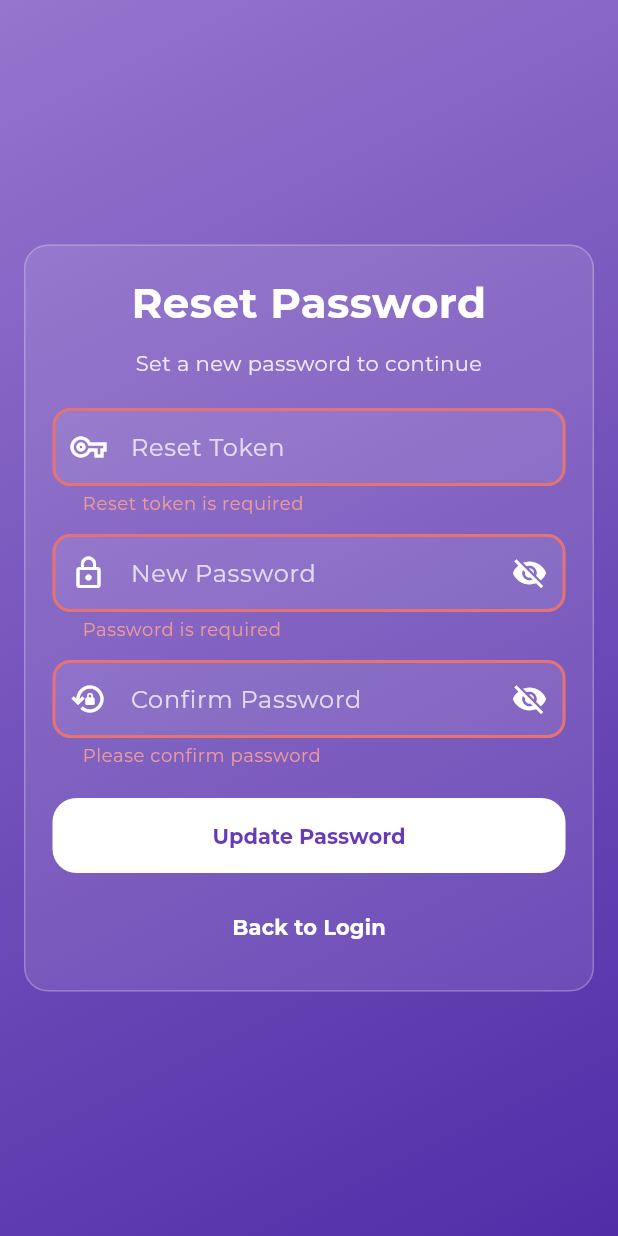
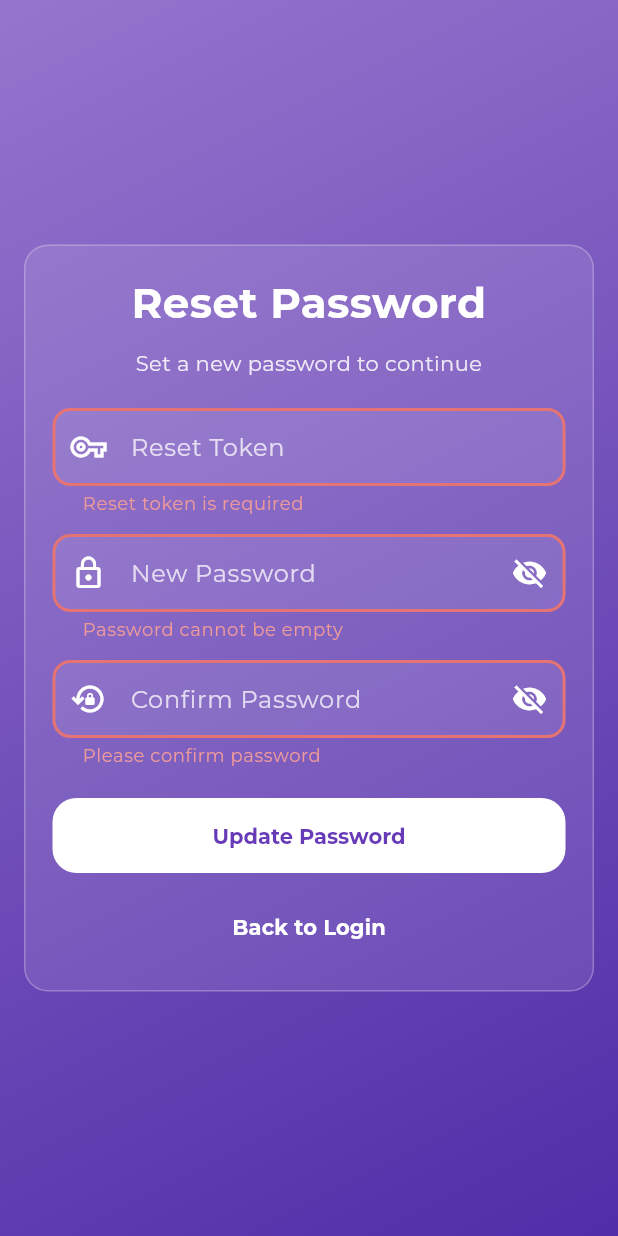
Before and after one commit to rojitalemagar/bhet_ghat_app, a Flutter app: the ResetPasswordScreen screen opened by its route, after a tap on "Update Password", on a phone screen of 412 x 824 dp. Run offline on Flutter 3.47's test engine with Material 3 defaults, Android fonts, the phone set to English and light mode, and no system bars; our stand-ins replace app_links, hive, hive_flutter, image_picker, sensors_plus; accounts and stored records are empty.

Commit message:
Reuse password validation on reset screen

```diff
--- a/lib/presentation/screens/reset_password_screen.dart
+++ b/lib/presentation/screens/reset_password_screen.dart
@@ -2,6 +2,7 @@ import 'package:flutter/material.dart';
 import 'package:provider/provider.dart';
 
 import '../../core/constants/app_constants.dart';
+import '../../core/utils/validation_utils.dart';
 import '../controllers/auth_controller.dart';
 
 class ResetPasswordScreen extends StatefulWidget {
@@ -169,15 +170,8 @@ class _ResetPasswordScreenState extends State<ResetPasswordScreen> {
                                   ),
                                 ),
                               ),
-                          validator: (value) {
-                            if (value == null || value.isEmpty) {
-                              return 'Password is required';
-                            }
-                            if (value.length < 6) {
-                              return 'Password must be at least 6 characters';
-                            }
-                            return null;
-                          },
+                          validator: (value) =>
+                              ValidationUtils.getPasswordError(value ?? ''),
                         ),
                         const SizedBox(height: 12),
                         TextFormField(
```
